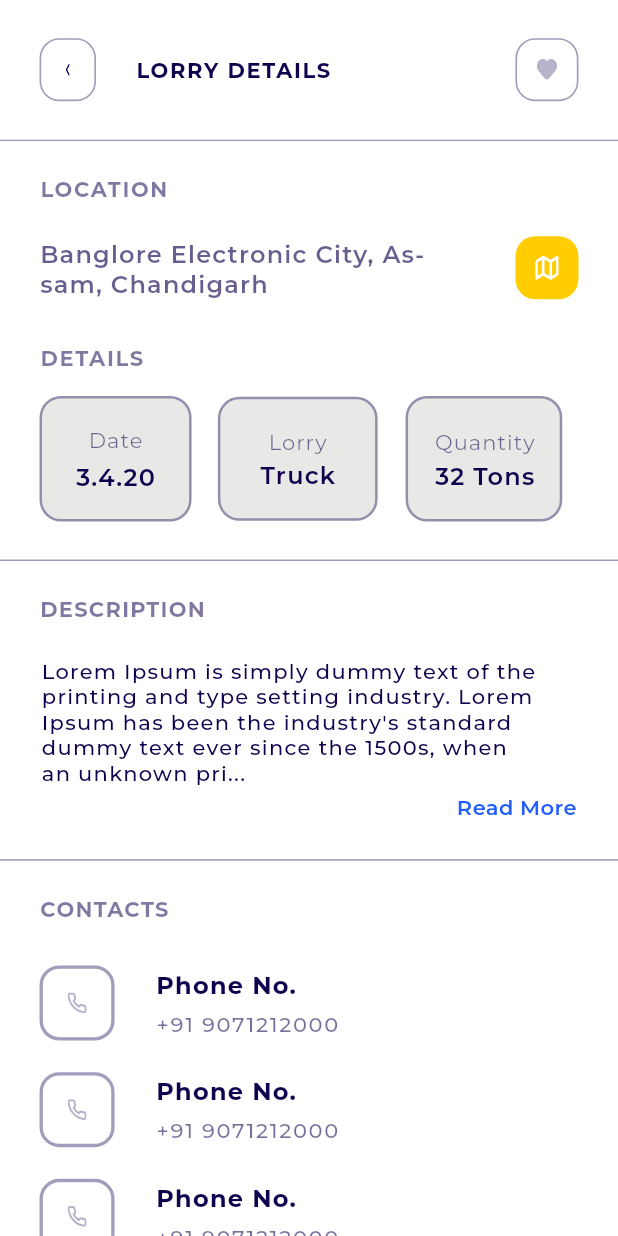
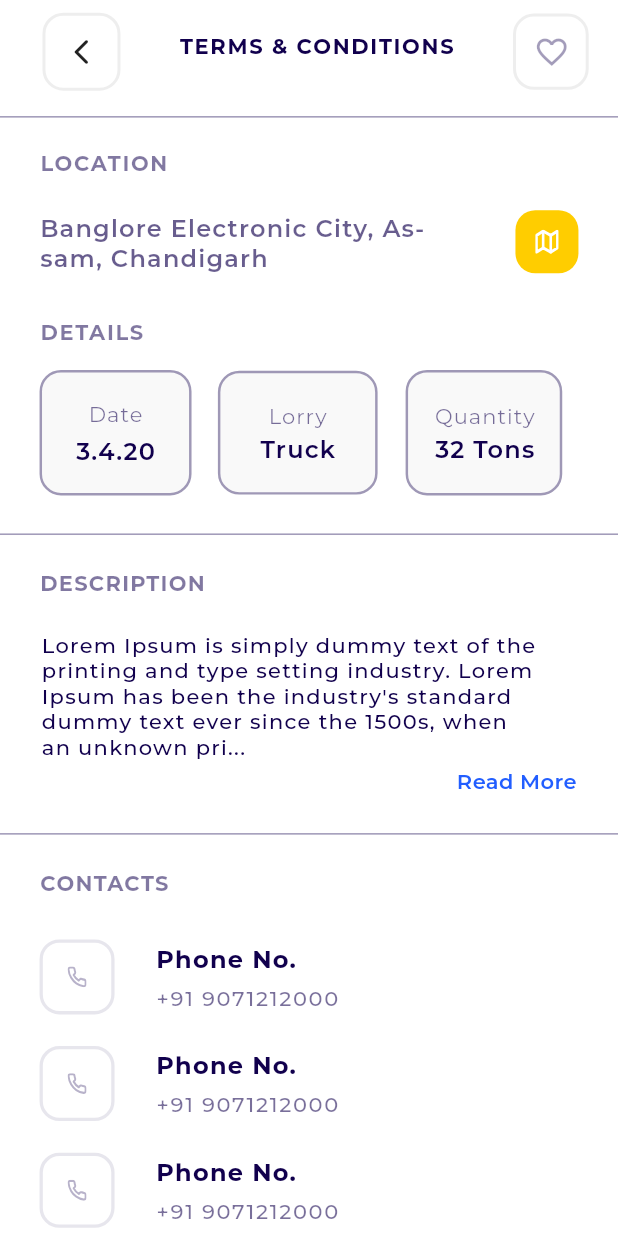
Before and after one commit to mmstq/truckz, a Flutter app: the LorryDetailPublicPageScreen screen opened by its route, on a phone screen of 412 x 824 dp. Run offline on Flutter 3.47's test engine with Material 2 defaults, Android fonts, the phone set to English and light mode, and no system bars; drawn by our look-alikes of like_button; our stand-ins replace cached_network_image, connectivity_plus, flutter_otp_text_field, flutter_svg, get, shared_preferences and 1 more; missing offline and left inert: draggable_scrollbar, searchbar_animation; accounts and stored records are empty.

Commit message:
Update by Aadil

```diff
--- a/lib/core/utils/image_constant.dart
+++ b/lib/core/utils/image_constant.dart
@@ -27,6 +27,8 @@ class ImageConstant {
   static String imgClose = 'assets/images/img_close.svg';
 
   static String imgProfile = 'assets/images/img_profile.png';
+
+  static String imgPhoneIcon = 'assets/images/img_phoneIcon.png';
 
   static String imgArrowrightTeal300 =
       'assets/images/img_arrowright_teal_300.svg';
--- a/lib/presentation/latest_lorries_page_screen/latest_lorries_page_screen.dart
+++ b/lib/presentation/latest_lorries_page_screen/latest_lorries_page_screen.dart
@@ -8,15 +8,14 @@ import 'package:truck_booking/widgets/app_bar/appbar_title.dart';
 class LatestLorriesPageScreen extends GetWidget<LatestLorriesPageController> {
   @override
   Widget build(BuildContext context) {
+    final size = MediaQuery.of(context).size;
     return SafeArea(
         child: Scaffold(
             backgroundColor: ColorConstant.whiteA700,
-            body: SingleChildScrollView(
-                child: Column(
-                    mainAxisSize: MainAxisSize.min,
-                    crossAxisAlignment: CrossAxisAlignment.center,
-                    mainAxisAlignment: MainAxisAlignment.end,
-                    children: [
+            appBar: PreferredSize(
+              preferredSize: Size.fromHeight(size.height * 0.1),
+              child: Column(
+                children: [
                   Row(
                     children: [
                       Container(
@@ -46,7 +45,16 @@ class LatestLorriesPageScreen extends GetWidget<LatestLorriesPageController> {
                           height: getVerticalSize(1.00),
                           width: size.width,
                           decoration:
-                              BoxDecoration(color: Colors.grey.shade300))),
+                          BoxDecoration(color: Colors.grey.shade300))),
+                ],
+              ),
+            ),
+            body: SingleChildScrollView(
+                child: Column(
+                    mainAxisSize: MainAxisSize.min,
+                    crossAxisAlignment: CrossAxisAlignment.center,
+                    mainAxisAlignment: MainAxisAlignment.end,
+                    children: [
                   Align(
                       alignment: Alignment.centerLeft,
                       child: Padding(
--- a/lib/presentation/latest_lorries_page_screen/widgets/listcar_item_widget.dart
+++ b/lib/presentation/latest_lorries_page_screen/widgets/listcar_item_widget.dart
@@ -26,7 +26,16 @@ class ListcarItemWidget extends StatelessWidget {
       ),
       decoration: AppDecoration.outlineGray9000f.copyWith(
         borderRadius: BorderRadiusStyle.circleBorder17,
-      ),
+        boxShadow: [
+          BoxShadow(
+              blurRadius: 5,
+              color: Colors.grey.shade200,
+              offset: Offset(
+                  5,
+                  5
+              )
+          )
+        ]),
       child: Row(
         crossAxisAlignment: CrossAxisAlignment.start,
         mainAxisSize: MainAxisSize.max,
--- a/lib/presentation/lorry_detail_public_page_screen/lorry_detail_public_page_screen.dart
+++ b/lib/presentation/lorry_detail_public_page_screen/lorry_detail_public_page_screen.dart
@@ -1,3 +1,6 @@
+import 'package:like_button/like_button.dart';
+import 'package:velocity_x/velocity_x.dart';
+
 import '../lorry_detail_public_page_screen/widgets/listcall_item_widget.dart';
 import 'controller/lorry_detail_public_page_controller.dart';
 import 'models/listcall_item_model.dart';
@@ -16,38 +19,73 @@ class LorryDetailPublicPageScreen
     return SafeArea(
         child: Scaffold(
             backgroundColor: ColorConstant.whiteA700,
-            appBar: CustomAppBar(
-                height: getVerticalSize(88.00),
-                leadingWidth: 64,
-                leading: AppbarIconbutton(
-                    svgPath: ImageConstant.imgArrowleft,
-                    margin: getMargin(left: 24, top: 24, bottom: 24),
-                    onTap: onTapArrowleft2),
-                title: AppbarTitle(
-                    text: "lbl_lorry_details".tr, margin: getMargin(left: 24)),
-                actions: [
-                  CustomIconButton(
-                      height: 40,
-                      width: 40,
-                      margin: getMargin(all: 24),
-                      padding: IconButtonPadding.PaddingAll12,
-                      child: CommonImageView(
-                          svgPath: ImageConstant.imgFavorite40x40))
+            appBar: PreferredSize(
+              preferredSize: Size.fromHeight(size.height * 0.093),
+              child: Column(
+                children: [
+                  Row(
+                    mainAxisAlignment: MainAxisAlignment.spaceAround,
+                    children: [
+                      Container(
+                        margin: getMargin(
+                            top: 8.0,
+                            left: 8.0
+                        ),
+                        decoration: BoxDecoration(
+                            borderRadius: BorderRadius.circular(14),
+                            border:
+                            Border.all(color: Colors.grey.shade200, width: 2)),
+                        child: IconButton(
+                          icon: Icon(
+                            Icons.arrow_back_ios_new_rounded,
+                            size: 20,
+                          ),
+                          onPressed: onTapArrowleft2,
+                        ),
+                      ),
+                      AppbarTitle(text: "msg_terms_conditions2".tr),
+                      Container(
+                        padding: getPadding(
+                          top: 8,
+                          left: 8,
+                          right: 7,
+                          bottom: 8
+                        ),
+                        margin: getMargin(
+                          top: 8.0
+                        ),
+                        decoration: BoxDecoration(
+                          borderRadius: BorderRadius.circular(14),
+                          border: Border.all(color: Colors.grey.shade200, width: 2)
+                        ),
+                        child: LikeButton(
+                          likeBuilder: (bool isLiked) {
+                            return isLiked
+                                ? Icon(
+                              Icons.favorite,
+                              color: Colors.red,
+                            )
+                                : Icon(Icons.favorite_border, color: ColorConstant.gray90063,);
+                          },
+                        ),
+                      )
+                    ],
+                  ),
+                  Container(
+                      height: getVerticalSize(1.00),
+                      width: size.width,
+                      margin: getMargin(top: 16),
+                      decoration:
+                      BoxDecoration(color: ColorConstant.gray90063)),
                 ],
-                styleType: Style.bgFillWhiteA700),
+              ),
+            ),
             body: SingleChildScrollView(
                 child: Column(
                     mainAxisSize: MainAxisSize.min,
                     crossAxisAlignment: CrossAxisAlignment.center,
                     mainAxisAlignment: MainAxisAlignment.start,
                     children: [
-                  Align(
-                      alignment: Alignment.centerLeft,
-                      child: Container(
-                          height: getVerticalSize(1.00),
-                          width: size.width,
-                          decoration:
-                              BoxDecoration(color: ColorConstant.gray90063))),
                   Align(
                       alignment: Alignment.centerLeft,
                       child: Padding(
@@ -101,6 +139,7 @@ class LorryDetailPublicPageScreen
                             Container(
                                 decoration: AppDecoration.outlineGray900632
                                     .copyWith(
+                                  color: Color(0xFFF9F9F9),
                                         borderRadius:
                                             BorderRadiusStyle.circleBorder13),
                                 child: Column(
@@ -141,6 +180,7 @@ class LorryDetailPublicPageScreen
                                 margin: getMargin(left: 16),
                                 decoration: AppDecoration.outlineGray900632
                                     .copyWith(
+                                  color: Color(0xFFF9F9F9),
                                         borderRadius:
                                             BorderRadiusStyle.circleBorder13),
                                 child: Column(
@@ -177,6 +217,7 @@ class LorryDetailPublicPageScreen
                                 margin: getMargin(left: 17),
                                 decoration: AppDecoration.outlineGray900632
                                     .copyWith(
+                                  color: Color(0xFFF9F9F9),
                                         borderRadius:
                                             BorderRadiusStyle.circleBorder13),
                                 child: Column(
--- a/lib/presentation/lorry_detail_public_page_screen/widgets/listcall_item_widget.dart
+++ b/lib/presentation/lorry_detail_public_page_screen/widgets/listcall_item_widget.dart
@@ -27,7 +27,7 @@ class ListcallItemWidget extends StatelessWidget {
           CustomIconButton(
             height: 48,
             width: 48,
-            variant: IconButtonVariant.OutlineGray90063_1,
+            variant: IconButtonVariant.CustomOutlineBox,
             child: CommonImageView(
               svgPath: ImageConstant.imgCall,
             ),
--- a/lib/presentation/transporters_page_screen/transporters_page_screen.dart
+++ b/lib/presentation/transporters_page_screen/transporters_page_screen.dart
@@ -16,7 +16,7 @@ class TransportersPageScreen extends GetWidget<TransportersPageController> {
         child: Scaffold(
             backgroundColor: ColorConstant.whiteA700,
             appBar: PreferredSize(
-              preferredSize: Size.fromHeight(size.height * 0.20),
+              preferredSize: Size.fromHeight(size.height * 0.21),
               child: Column(
                 children: [
                   Container(
--- a/lib/routes/app_routes.dart
+++ b/lib/routes/app_routes.dart
@@ -190,7 +190,7 @@ class AppRoutes {
     GetPage(
       name: menuPageScreen,
       page: () => MenuPageScreen(),
-      transition: Transition.fadeIn,
+      transition: Transition.leftToRight,
       transitionDuration: Duration(milliseconds: 350),
       bindings: [
         MenuPageBinding(),
--- a/lib/widgets/custom_icon_button.dart
+++ b/lib/widgets/custom_icon_button.dart
@@ -131,6 +131,11 @@ class CustomIconButton extends StatelessWidget {
             1.00,
           ),
         );
+      case IconButtonVariant.CustomOutlineBox:
+        return Border.all(
+          color: Color(0xFFE7E6ED),
+          width: getHorizontalSize(2.00)
+        );
       case IconButtonVariant.FillAmberA400:
       case IconButtonVariant.FillTealA400:
         return null;
@@ -173,4 +178,5 @@ enum IconButtonVariant {
   OutlineGray9005f,
   FillTealA400,
   OutlineGray9005e,
+  CustomOutlineBox
 }
```
Also changed, not shown: 1 other file.
